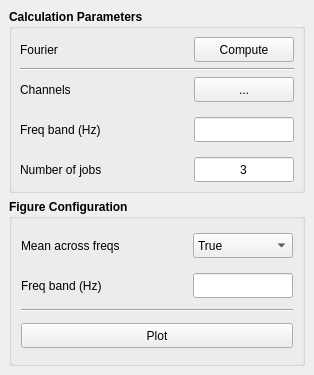
This is iEEGTool/gui/ui/csd_fourier.ui in ZhengLiu97/iEEGTool as Qt 5 draws it before an edit. The edited form follows.
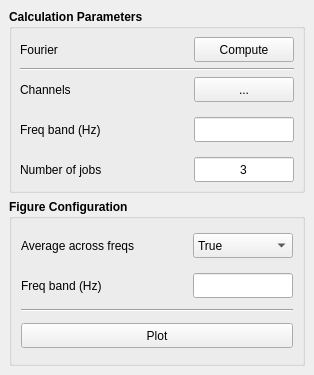
This is the edited form.

The edit to the form file:
```diff
--- a/iEEGTool/gui/ui/csd_fourier.ui
+++ b/iEEGTool/gui/ui/csd_fourier.ui
@@ -362,7 +362,7 @@
               </font>
              </property>
              <property name="text">
-              <string>Mean across freqs</string>
+              <string>Average across freqs</string>
              </property>
             </widget>
            </item>
```
